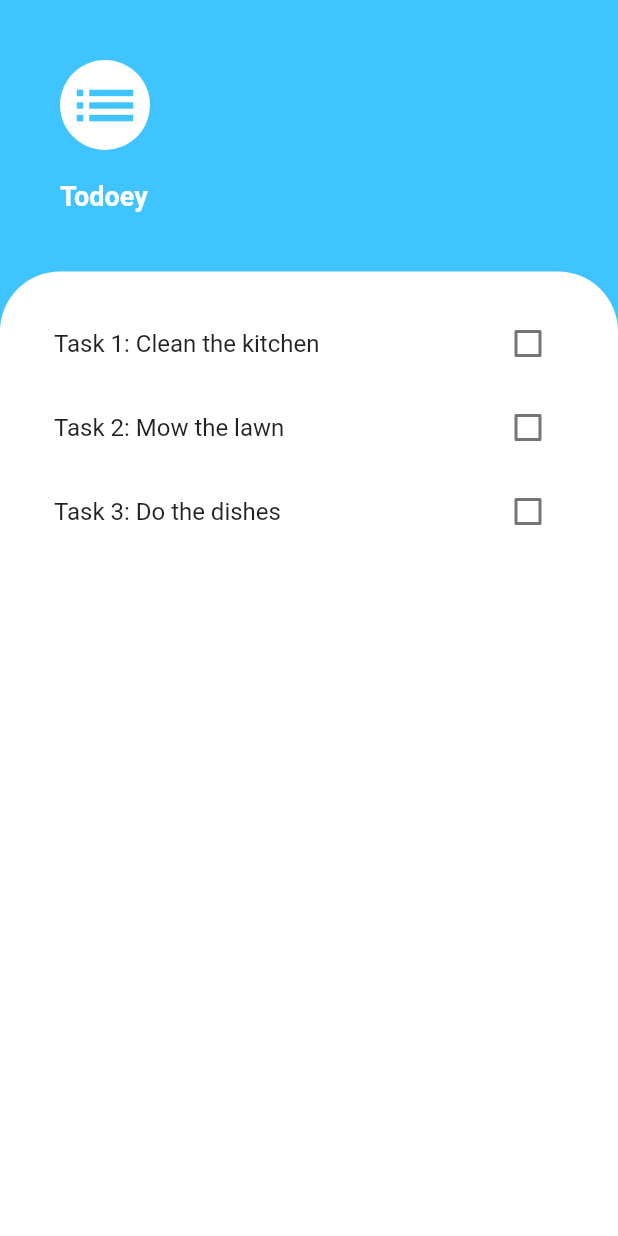
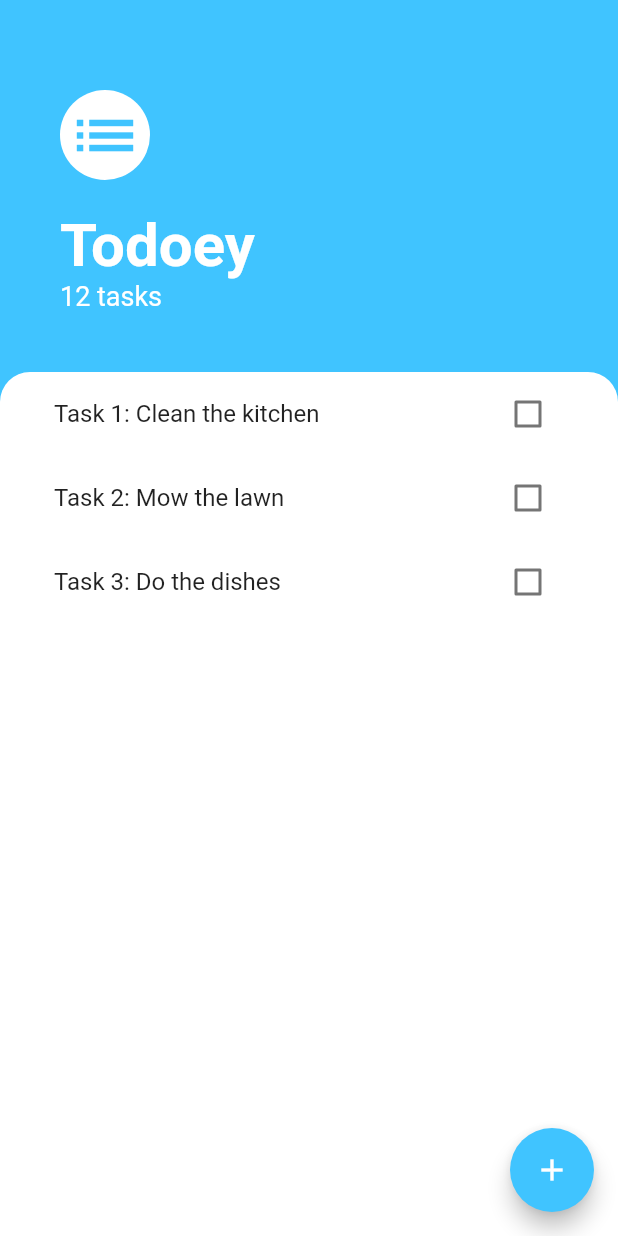
Before and after one commit to LordOlumide/todoey_app, a Flutter app: the screen it shows after launch, on a phone screen of 412 x 824 dp. Run offline on Flutter 3.47's test engine with Material 2 defaults, Android fonts, the phone set to English and light mode, and no system bars.

Commit message:
More UI updates

```diff
--- /dev/null
+++ b/lib/constants.dart
@@ -0,0 +1,20 @@
+import 'package:flutter/material.dart';
+
+const kBottomContainerDecoration = BoxDecoration(
+    color: Colors.white,
+    borderRadius: BorderRadius.only(
+      topRight: Radius.circular(20.0),
+      topLeft: Radius.circular(20.0),
+    ),
+);
+
+const kSmallTitleTextStyle = TextStyle(
+  color: Colors.white,
+  fontSize: 18,
+);
+
+const kBigTitleTextStyle = TextStyle(
+  color: Colors.white,
+  fontSize: 40,
+  fontWeight: FontWeight.w700,
+);
--- a/lib/screens/tasks_screen.dart
+++ b/lib/screens/tasks_screen.dart
@@ -1,4 +1,6 @@
 import 'package:flutter/material.dart';
+import 'package:todoey/widgets/tasks_view.dart';
+import 'package:todoey/constants.dart';
 
 class TasksScreen extends StatelessWidget {
   const TasksScreen({Key? key}) : super(key: key);
@@ -7,13 +9,18 @@ class TasksScreen extends StatelessWidget {
   Widget build(BuildContext context) {
     return Scaffold(
       backgroundColor: Colors.lightBlueAccent,
+      floatingActionButton: FloatingActionButton(
+        backgroundColor: Colors.lightBlueAccent,
+        onPressed: () {},
+        child: Icon(Icons.add),
+      ),
       body: SafeArea(
           child: Column(
         crossAxisAlignment: CrossAxisAlignment.start,
         children: [
           Padding(
-            padding:
-                const EdgeInsets.symmetric(horizontal: 40.0, vertical: 40.0),
+            padding: const EdgeInsets.only(
+                top: 60.0, left: 40.0, right: 40.0, bottom: 40.0),
             child: Column(
               crossAxisAlignment: CrossAxisAlignment.start,
               children: const <Widget>[
@@ -29,40 +36,20 @@ class TasksScreen extends StatelessWidget {
                 SizedBox(height: 20.0),
                 Text(
                   'Todoey',
-                  style: TextStyle(
-                    color: Colors.white,
-                    fontSize: 18,
-                    fontWeight: FontWeight.w700,
-                  ),
+                  style: kBigTitleTextStyle,
+                ),
+                Text(
+                  '12 tasks',
+                  style: kSmallTitleTextStyle,
                 ),
               ],
             ),
           ),
           Expanded(
             child: Container(
-              decoration: const BoxDecoration(
-                color: Colors.white,
-                borderRadius: BorderRadius.only(
-                  topRight: Radius.circular(40.0),
-                  topLeft: Radius.circular(40.0),
-                ),
-              ),
-              child: Padding(
-                padding: const EdgeInsets.all(20.0),
-                child: Column(
-                  children: [
-                    TaskTile(
-                      taskTitle: 'Task 1: Clean the kitchen',
-                    ),
-                    TaskTile(
-                      taskTitle: 'Task 2: Mow the lawn',
-                    ),
-                    TaskTile(
-                      taskTitle: 'Task 3: Do the dishes',
-                    ),
-                  ],
-                ),
-              ),
+              padding: EdgeInsets.symmetric(horizontal: 20.0),
+              decoration: kBottomContainerDecoration,
+              child: TaskView(),
             ),
           ),
         ],
@@ -70,32 +57,3 @@ class TasksScreen extends StatelessWidget {
     );
   }
 }
-
-class TaskTile extends StatefulWidget {
-  final String taskTitle;
-
-  const TaskTile({
-    Key? key,
-    required this.taskTitle,
-  }) : super(key: key);
-
-  @override
-  State<TaskTile> createState() => _TaskTileState();
-}
-
-class _TaskTileState extends State<TaskTile> {
-  @override
-  Widget build(BuildContext context) {
-    return ListTile(
-      title: Text(widget.taskTitle),
-      trailing: Checkbox(
-        value: false,
-        onChanged: ((bool? newValue) {
-          setState(() {
-            print(newValue);
-          });
-        }),
-      ),
-    );
-  }
-}
--- /dev/null
+++ b/lib/widgets/task_tile.dart
@@ -0,0 +1,27 @@
+import 'package:flutter/material.dart';
+
+class TaskTile extends StatefulWidget {
+  final String taskTitle;
+
+  const TaskTile({required this.taskTitle});
+
+  @override
+  State<TaskTile> createState() => _TaskTileState();
+}
+
+class _TaskTileState extends State<TaskTile> {
+  @override
+  Widget build(BuildContext context) {
+    return ListTile(
+      title: Text(widget.taskTitle),
+      trailing: Checkbox(
+        value: false,
+        onChanged: ((bool? newValue) {
+          // setState(() {
+          //   print(newValue);
+          // });
+        }),
+      ),
+    );
+  }
+}
--- /dev/null
+++ b/lib/widgets/tasks_view.dart
@@ -0,0 +1,21 @@
+import 'package:flutter/material.dart';
+import 'task_tile.dart';
+
+class TaskView extends StatelessWidget {
+  @override
+  Widget build(BuildContext context) {
+    return ListView(
+      children: const [
+        TaskTile(
+          taskTitle: 'Task 1: Clean the kitchen',
+        ),
+        TaskTile(
+          taskTitle: 'Task 2: Mow the lawn',
+        ),
+        TaskTile(
+          taskTitle: 'Task 3: Do the dishes',
+        ),
+      ],
+    );
+  }
+}
```
